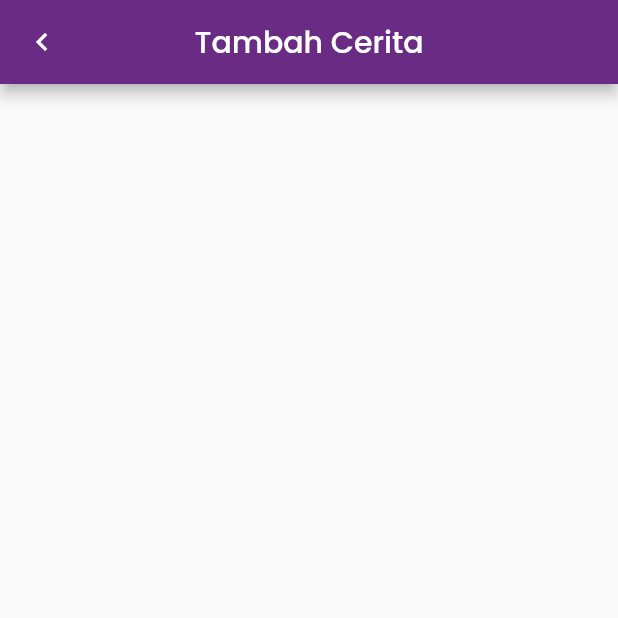
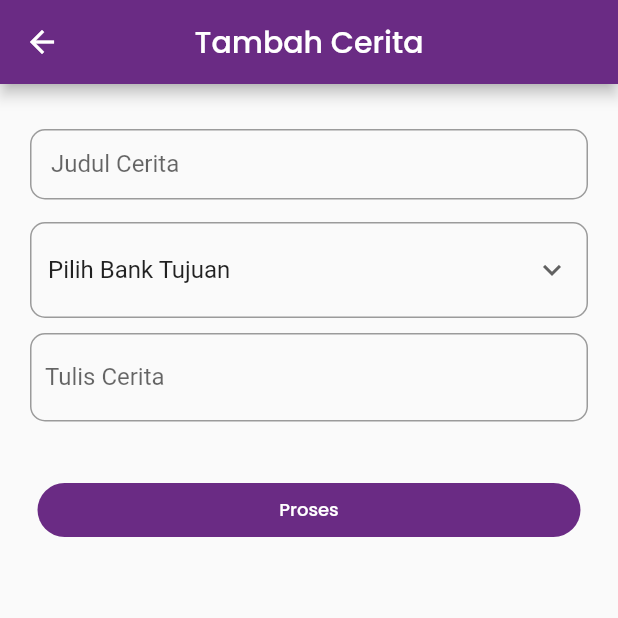
Before and after one commit to whywidodo/finalproject_pmoif20d_wahyu, a Flutter app: the TambahCerita screen opened directly, on a phone screen of 412 x 824 dp, the top half of it. Run offline on Flutter 3.47's test engine with Material 2 defaults, Android fonts, the phone set to English and light mode, and no system bars; our stand-ins replace awesome_dialog.

Commit message:
Update Tambah Cerita (Text Field)

```diff
--- a/lib/TambahCerita.dart
+++ b/lib/TambahCerita.dart
@@ -1,5 +1,8 @@
 import 'package:finalproject_pmoif20d_wahyu/User.dart';
 import 'package:flutter/material.dart';
+
+List<String> cerita = ["Pilih Kategori Cerita", "Novel", "Dongeng", "Cerpen", "Biografi"];
+String ceritaDipilih = "Pilih Kategori Cerita";
 
 class TambahCerita extends StatefulWidget {
   const TambahCerita({Key? key}) : super(key: key);
@@ -13,13 +16,6 @@ class _TambahCeritaState extends State<TambahCerita> {
   Widget build(BuildContext context) {
     return Scaffold(
         appBar: AppBar(
-        leading: IconButton(
-          icon: Icon(Icons.chevron_left),
-          onPressed: () {
-            Navigator.push(
-                context, MaterialPageRoute(builder: (context) => User()));
-          },
-        ),
           centerTitle: true,
           title: const Text(
             'Tambah Cerita',
@@ -27,6 +23,75 @@ class _TambahCeritaState extends State<TambahCerita> {
           ),
           backgroundColor: const Color(0xFF6A2B84),
         ),
-    );
+        body: ListView(children: [
+          Container(
+              padding: const EdgeInsets.only(
+                  left: 20, right: 20, top: 30, bottom: 10),
+              child: const TextField(
+                  decoration: InputDecoration(
+                border: OutlineInputBorder(
+                    borderRadius: BorderRadius.all(Radius.circular(10.0))),
+                labelText: 'Judul Cerita',
+                isDense: true,
+                contentPadding: EdgeInsets.all(14),
+              ))),
+          Container(
+              padding:
+                  const EdgeInsets.only(left: 20, right: 20, top: 5, bottom: 5),
+              child: DropdownButtonFormField(
+                  decoration: const InputDecoration(
+                    border: OutlineInputBorder(
+                        borderRadius: BorderRadius.all(Radius.circular(10.0))),
+                  ),
+                  isDense: true,
+                  itemHeight: null,
+                  hint: const Text("Kategori Cerita"),
+                  icon: const Icon(Icons.keyboard_arrow_down),
+                  value: bankDipilih,
+                  items: bank.map((String value) {
+                    return DropdownMenuItem(value: value, child: Text(value));
+                  }).toList(),
+                  onChanged: (String? value) {
+                    {
+                      bankDipilih = value!;
+                    }
+                  })),
+          Container(
+              padding: const EdgeInsets.only(
+                  left: 20, right: 20, top: 5, bottom: 10),
+              child: const TextField(
+                  keyboardType: TextInputType.multiline,
+                  maxLines: null,
+                  decoration: InputDecoration(
+                    border: OutlineInputBorder(
+                        borderRadius: BorderRadius.all(Radius.circular(10.0))),
+                    labelText: 'Tulis Cerita',
+                    isDense: true,
+                    contentPadding:
+                        EdgeInsets.symmetric(vertical: 20.0, horizontal: 10.0),
+                  ))),
+          Container(
+              margin: const EdgeInsets.all(25),
+              child: Row(children: <Widget>[
+                Expanded(
+                  child: TextButton(
+                      style: TextButton.styleFrom(
+                        backgroundColor: const Color(0xFF6A2B84),
+                        shape: RoundedRectangleBorder(
+                          borderRadius: BorderRadius.circular(20),
+                        ),
+                      ),
+                      onPressed: () {
+                        Navigator.pop(context);
+                      },
+                      child: const Text("Proses",
+                          style: TextStyle(
+                            fontSize: 12,
+                            fontFamily: 'PoppinsMedium',
+                            color: Color(0xffffffff),
+                          ))),
+                )
+              ]))
+        ]));
   }
 }
```
Lines whose indentation alone changed are shown as unchanged.
